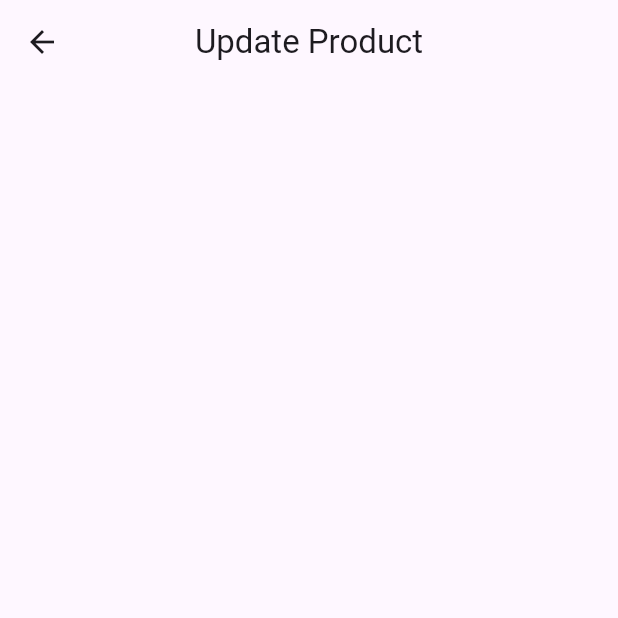
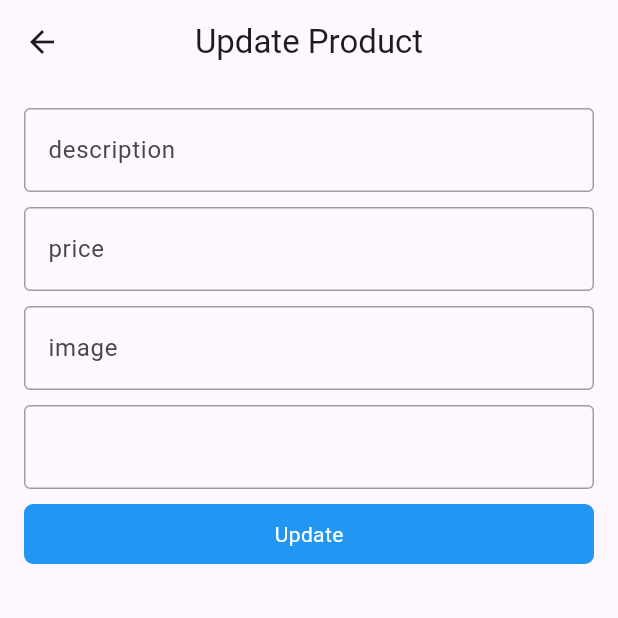
Before and after one commit to hapashy/store_app, a Flutter app: the UpdateProductPage screen opened by its route, on a phone screen of 412 x 824 dp, the top half of it. Run offline on Flutter 3.47's test engine with Material 3 defaults, Android fonts, the phone set to English and light mode, and no system bars; our stand-ins replace font_awesome_flutter; network calls fail.

Commit message:
create update page

```diff
--- a/lib/models/product_model.dart
+++ b/lib/models/product_model.dart
@@ -1,10 +1,11 @@
 class ProductModel {
   final int id;
   final String title;
-  final double price;
+  final num price;
   final String description;
   final String image;
   final RatingModel rating;
+
   ProductModel(
       {required this.id,
       required this.title,
@@ -25,11 +26,9 @@ class ProductModel {
 }
 
 class RatingModel {
-  final double rate;
+  final num rate;
   final int count;
-
   RatingModel({required this.rate, required this.count});
-
   factory RatingModel.fromJson(jsonData) {
     return RatingModel(rate: jsonData['rate'], count: jsonData['count']);
   }
--- a/lib/screens/update_product_page.dart
+++ b/lib/screens/update_product_page.dart
@@ -1,4 +1,6 @@
 import 'package:flutter/material.dart';
+import 'package:store_app/widgets/custom_button.dart';
+import 'package:store_app/widgets/custom_text_field.dart';
 
 class UpdateProductPage extends StatelessWidget {
   const UpdateProductPage({super.key});
@@ -13,6 +15,36 @@ class UpdateProductPage extends StatelessWidget {
         elevation: 0,
         centerTitle: true,
       ),
+      body: Padding(
+        padding: const EdgeInsets.all(16),
+        child: Column(
+          children: [
+            CustomTextFormField(
+              hintText: 'description',
+            ),
+            const SizedBox(height: 10),
+            CustomTextFormField(
+              hintText: 'price',
+            ),
+            const SizedBox(height: 10),
+            CustomTextFormField(
+              hintText: 'image',
+            ),
+            const SizedBox(height: 10),
+            CustomTextFormField(
+              hintText: '',
+            ),
+            const SizedBox(height: 10),
+            CustomButton(
+
+              text: 'Update',
+              onTap: () {
+
+              },
+            ),
+          ],
+        ),
+      ),
     );
   }
 }
--- /dev/null
+++ b/lib/widgets/custom_button.dart
@@ -0,0 +1,21 @@
+import 'package:flutter/material.dart';
+
+class CustomButton extends StatelessWidget {
+   CustomButton({this.onTap , required this.text});
+VoidCallback? onTap;
+  final String text;
+
+  @override
+  Widget build(BuildContext context) {
+    return GestureDetector(
+      onTap:onTap ,
+      child: Container(
+        decoration: BoxDecoration(
+            borderRadius: BorderRadius.circular(6), color: Colors.blue),
+        height: 40,
+        width: double.infinity,
+        child: Center(child: Text(text,style: TextStyle(color: Colors.white),)),
+      ),
+    );
+  }
+}
--- /dev/null
+++ b/lib/widgets/custom_text_field.dart
@@ -0,0 +1,32 @@
+import 'package:flutter/material.dart';
+
+class CustomTextFormField extends StatelessWidget {
+  CustomTextFormField(
+      {this.onChanged, this.hintText, this.obscureText = false});
+
+  Function(String)? onChanged;
+
+  String? hintText;
+  bool? obscureText;
+  @override
+  Widget build(BuildContext context) {
+    return TextFormField(
+      obscureText: obscureText!,
+      validator: (data) {
+        if (data!.isEmpty) {
+          return 'field is requerd';
+        }
+      },
+      onChanged: onChanged,
+      decoration: InputDecoration(
+        hintText: hintText,
+        focusedBorder: OutlineInputBorder(
+            borderSide: BorderSide(), borderRadius: BorderRadius.circular(8)),
+        enabledBorder:
+            OutlineInputBorder(borderSide: BorderSide(color: Colors.grey)),
+        border: OutlineInputBorder(
+            borderSide: BorderSide(), borderRadius: BorderRadius.circular(8)),
+      ),
+    );
+  }
+}
```
Also changed, not shown: lib/helper/test.dart (added, +53 -0 lines), lib/screens/home_page.dart (+17 -6 lines), 1 other file.
